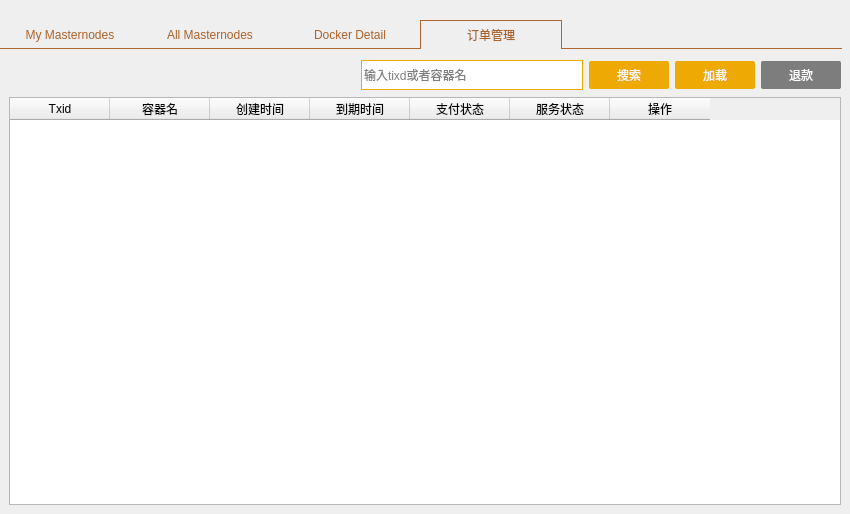
Before: the Qt Designer form src/qt/forms/masternodelist.ui in MassGrid/MassGrid, drawn with Qt 5.
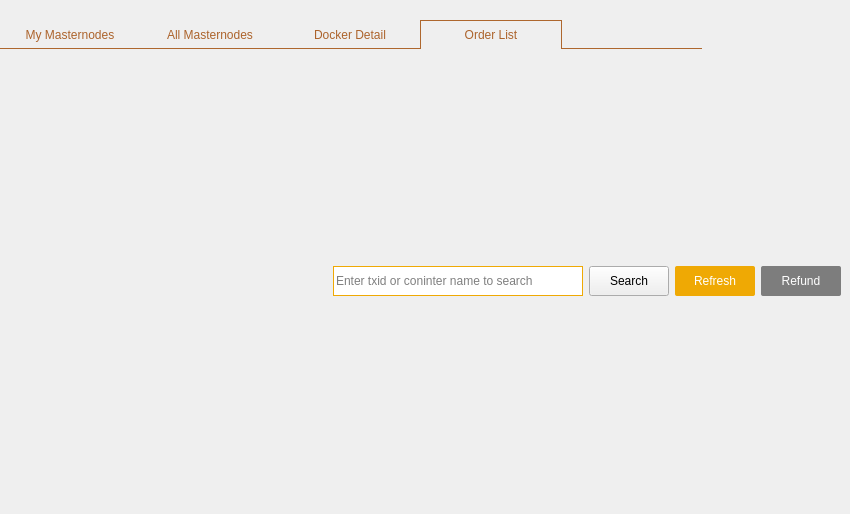
After: the same form once the commit is applied.

Commit message: add orderview && orderModel

Patch:
```diff
--- a/src/qt/forms/masternodelist.ui
+++ b/src/qt/forms/masternodelist.ui
@@ -575,11 +575,11 @@
        </widget>
        <widget class="QWidget" name="tab">
         <attribute name="title">
-         <string>订单管理</string>
+         <string>Order List</string>
         </attribute>
-        <layout class="QVBoxLayout" name="verticalLayout_9">
+        <layout class="QVBoxLayout" name="verticalLayout_4" stretch="1,10">
          <property name="spacing">
-          <number>4</number>
+          <number>2</number>
          </property>
          <item>
           <widget class="QFrame" name="frame_5">
@@ -594,7 +594,7 @@
 border:hidden;
 }
 
-QPushButton#pushButton_load,
+QPushButton#pushButton_reloadOrderView,
 QPushButton#pushButton_refund{
 width:80;
 height:28;
@@ -604,7 +604,7 @@
 border-radius:2px;
 }
 
-QPushButton::!enabled#pushButton_load,
+QPushButton::!enabled#pushButton_reloadOrderView,
 QPushButton::!enabled#pushButton_refund{
 background-color: rgb(125, 125, 125);
 width:80;
@@ -621,7 +621,7 @@
            <property name="frameShadow">
             <enum>QFrame::Raised</enum>
            </property>
-           <layout class="QHBoxLayout" name="horizontalLayout">
+           <layout class="QHBoxLayout" name="horizontalLayout" stretch="0,0,0,0,0">
             <property name="leftMargin">
              <number>0</number>
             </property>
@@ -648,7 +648,13 @@
              </spacer>
             </item>
             <item>
-             <widget class="QLineEdit" name="lineEdit">
+             <widget class="QLineEdit" name="lineEdit_searchOrder">
+              <property name="minimumSize">
+               <size>
+                <width>250</width>
+                <height>0</height>
+               </size>
+              </property>
               <property name="styleSheet">
                <string notr="true">QLineEdit{
 height:28;
@@ -656,12 +662,18 @@
 }</string>
               </property>
               <property name="placeholderText">
-               <string>输入tixd或者容器名</string>
+               <string>Enter txid or coninter name to search</string>
               </property>
              </widget>
             </item>
             <item>
-             <widget class="QPushButton" name="pushButton">
+             <widget class="QPushButton" name="pBtn_searchOrderBtn">
+              <property name="minimumSize">
+               <size>
+                <width>0</width>
+                <height>30</height>
+               </size>
+              </property>
               <property name="styleSheet">
                <string notr="true">QPushButton#pushButton{
 width:80;
@@ -673,14 +685,20 @@
 }</string>
               </property>
               <property name="text">
-               <string>搜索</string>
+               <string>Search</string>
               </property>
              </widget>
             </item>
             <item>
-             <widget class="QPushButton" name="pushButton_load">
+             <widget class="QPushButton" name="pushButton_reloadOrderView">
+              <property name="minimumSize">
+               <size>
+                <width>0</width>
+                <height>30</height>
+               </size>
+              </property>
               <property name="text">
-               <string>加载</string>
+               <string>Refresh</string>
               </property>
              </widget>
             </item>
@@ -689,6 +707,12 @@
               <property name="enabled">
                <bool>false</bool>
               </property>
+              <property name="minimumSize">
+               <size>
+                <width>0</width>
+                <height>30</height>
+               </size>
+              </property>
               <property name="styleSheet">
                <string notr="true">QPushButton#pushButton_refund{
 width:80;
@@ -710,7 +734,7 @@
 </string>
               </property>
               <property name="text">
-               <string>退款</string>
+               <string>Refund</string>
               </property>
              </widget>
             </item>
@@ -718,51 +742,10 @@
           </widget>
          </item>
          <item>
-          <widget class="QTableWidget" name="OrdertableWidget">
-           <column>
-            <property name="text">
-             <string>Txid</string>
-            </property>
-           </column>
-           <column>
-            <property name="text">
-             <string>容器名</string>
-            </property>
-           </column>
-           <column>
-            <property name="text">
-             <string>创建时间</string>
-            </property>
-           </column>
-           <column>
-            <property name="text">
-             <string>到期时间</string>
-            </property>
-           </column>
-           <column>
-            <property name="text">
-             <string>支付状态</string>
-            </property>
-           </column>
-           <column>
-            <property name="text">
-             <string>服务状态</string>
-            </property>
-           </column>
-           <column>
-            <property name="text">
-             <string>操作</string>
-            </property>
-           </column>
-          </widget>
+          <layout class="QGridLayout" name="gridLayout_orderView"/>
          </item>
         </layout>
        </widget>
-       <widget class="QWidget" name="tab_2">
-        <attribute name="title">
-         <string/>
-        </attribute>
-       </widget>
        <widget class="QWidget" name="tab_3">
         <attribute name="title">
          <string/>
```
Left out of the diff: 2 changed lines with no effect on the pictures. The commit also changes 55 other files.
